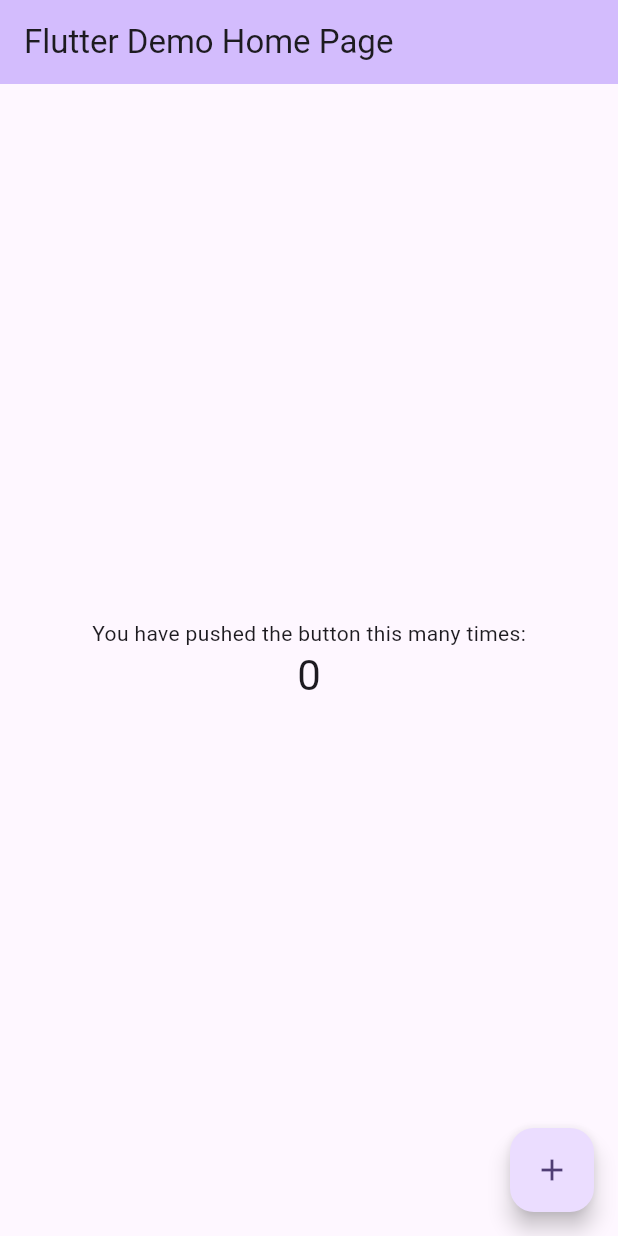
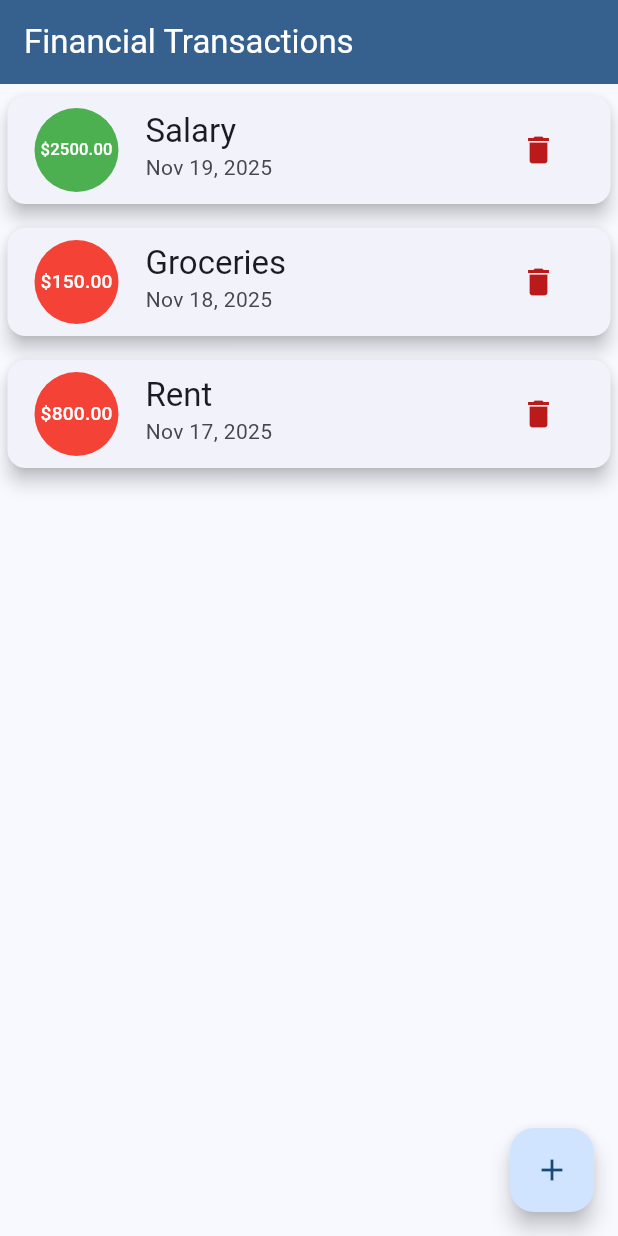
Before and after one commit to could-ai/019a9b8d-db42-7c68-9769-9b0beaaf2161, a Flutter app: the screen it shows after launch, on a phone screen of 412 x 824 dp. Run offline on Flutter 3.47's test engine with Material 3 defaults, Android fonts, the phone set to English and light mode, and no system bars.

Commit message:
I have updated the main.dart file to set up the root of our application. I've changed the title to 'Financial Transactions' and set the home screen to be the `TransactionListScreen`, which will be the main screen of our app. I also updated the theme to use a blue color scheme.; I've created a new file to define the data model for a transaction. The `Transaction` class includes properties for id, title, amount, date, and type. I also defined an enum `TransactionType` to distinguish between income and expense, which will help in organizing and processing the transactions.; This new screen will serve as the main view of the application, displaying a list of financial transactions. I've included some sample data to show how the list will look. The screen features a floating action button that will navigate to the `AddTransactionScreen` to add new entries. It also includes functionality to delete transactions.; I've created the `AddTransactionScreen` to allow users to input new financial transactions. This screen includes text fields for the title and amount, a date picker, and a dropdown to select the transaction type (income or expense). Upon saving, the new transaction is passed back to the previous screen. I've also added the `uuid` package to generate unique IDs for each transaction.; This new widget is designed to display a single transaction in our list. It shows the transaction's title, amount, and date in a formatted card. The color of the leading circle avatar indicates whether the transaction is an income (green) or an expense (red). It also includes a delete button to remove the transaction from the list. The `intl` package is used for date formatting.; I have updated the `pubspec.yaml` file to include the `intl` and `uuid` packages. The `intl` package is used for formatting dates, and `uuid` is used to generate unique identifiers for each transaction. These dependencies are essential for the new features in the app.

```diff
--- a/usr/lib/main.dart
+++ b/usr/lib/main.dart
@@ -1,4 +1,5 @@
 import 'package:flutter/material.dart';
+import 'screens/transaction_list_screen.dart';
 
 void main() {
   runApp(const MyApp());
@@ -7,114 +8,16 @@ void main() {
 class MyApp extends StatelessWidget {
   const MyApp({super.key});
 
-  // This widget is the root of your application.
   @override
   Widget build(BuildContext context) {
     return MaterialApp(
-      title: 'Flutter Demo',
+      title: 'Financial Transactions',
       debugShowCheckedModeBanner: false,
       theme: ThemeData(
-        // This is the theme of your application.
-        //
-        // TRY THIS: Try running your application with "flutter run". You'll see
-        // the application has a purple toolbar. Then, without quitting the app,
-        // try changing the seedColor in the colorScheme below to Colors.green
-        // and then invoke "hot reload" (save your changes or press the "hot
-        // reload" button in a Flutter-supported IDE, or press "r" if you used
-        // the command line to start the app).
-        //
-        // Notice that the counter didn't reset back to zero; the application
-        // state is not lost during the reload. To reset the state, use hot
-        // restart instead.
-        //
-        // This works for code too, not just values: Most code changes can be
-        // tested with just a hot reload.
-        colorScheme: ColorScheme.fromSeed(seedColor: Colors.deepPurple),
+        colorScheme: ColorScheme.fromSeed(seedColor: Colors.blue),
+        useMaterial3: true,
       ),
-      home: const MyHomePage(title: 'Flutter Demo Home Page'),
+      home: const TransactionListScreen(),
     );
   }
 }
-
-class MyHomePage extends StatefulWidget {
-  const MyHomePage({super.key, required this.title});
-
-  // This widget is the home page of your application. It is stateful, meaning
-  // that it has a State object (defined below) that contains fields that affect
-  // how it looks.
-
-  // This class is the configuration for the state. It holds the values (in this
-  // case the title) provided by the parent (in this case the App widget) and
-  // used by the build method of the State. Fields in a Widget subclass are
-  // always marked "final".
-
-  final String title;
-
-  @override
-  State<MyHomePage> createState() => _MyHomePageState();
-}
-
-class _MyHomePageState extends State<MyHomePage> {
-  int _counter = 0;
-
-  void _incrementCounter() {
-    setState(() {
-      // This call to setState tells the Flutter framework that something has
-      // changed in this State, which causes it to rerun the build method below
-      // so that the display can reflect the updated values. If we changed
-      // _counter without calling setState(), then the build method would not be
-      // called again, and so nothing would appear to happen.
-      _counter++;
-    });
-  }
-
-  @override
-  Widget build(BuildContext context) {
-    // This method is rerun every time setState is called, for instance as done
-    // by the _incrementCounter method above.
-    //
-    // The Flutter framework has been optimized to make rerunning build methods
-    // fast, so that you can just rebuild anything that needs updating rather
-    // than having to individually change instances of widgets.
-    return Scaffold(
-      appBar: AppBar(
-        // TRY THIS: Try changing the color here to a specific color (to
-        // Colors.amber, perhaps?) and trigger a hot reload to see the AppBar
-        // change color while the other colors stay the same.
-        backgroundColor: Theme.of(context).colorScheme.inversePrimary,
-        // Here we take the value from the MyHomePage object that was created by
-        // the App.build method, and use it to set our appbar title.
-        title: Text(widget.title),
-      ),
-      body: Center(
-        // Center is a layout widget. It takes a single child and positions it
-        // in the middle of the parent.
-        child: Column(
-          // Column is also a layout widget. It takes a list of children and
-          // arranges them vertically. By default, it sizes itself to fit its
-          // children horizontally, and tries to be as tall as its parent.
-          //
-          // Column has various properties to control how it sizes itself and
-          // how it positions its children. Here we use mainAxisAlignment to
-          // center the children vertically; the main axis here is the vertical
-          // axis because Columns are vertical (the cross axis would be
-          // horizontal).
-          //
-          // TRY THIS: Invoke "debug painting" (choose the "Toggle Debug Paint"
-          // action in the IDE, or press "p" in the console), to see the
-          // wireframe for each widget.
-          mainAxisAlignment: MainAxisAlignment.center,
-          children: <Widget>[
-            const Text('You have pushed the button this many times:'),
-            Text('$_counter', style: Theme.of(context).textTheme.headlineMedium),
-          ],
-        ),
-      ),
-      floatingActionButton: FloatingActionButton(
-        onPressed: _incrementCounter,
-        tooltip: 'Increment',
-        child: const Icon(Icons.add),
-      ), // This trailing comma makes auto-formatting nicer for build methods.
-    );
-  }
-}
--- /dev/null
+++ b/usr/lib/models/transaction.dart
@@ -0,0 +1,22 @@
+import 'package:flutter/material.dart';
+
+enum TransactionType {
+  income,
+  expense,
+}
+
+class Transaction {
+  final String id;
+  final String title;
+  final double amount;
+  final DateTime date;
+  final TransactionType type;
+
+  Transaction({
+    required this.id,
+    required this.title,
+    required this.amount,
+    required this.date,
+    required this.type,
+  });
+}
--- /dev/null
+++ b/usr/lib/screens/transaction_list_screen.dart
@@ -0,0 +1,65 @@
+import 'package:flutter/material.dart';
+import '../models/transaction.dart';
+import '../screens/add_transaction_screen.dart';
+import '../widgets/transaction_item.dart';
+
+class TransactionListScreen extends StatefulWidget {
+  const TransactionListScreen({super.key});
+
+  @override
+  State<TransactionListScreen> createState() => _TransactionListScreenState();
+}
+
+class _TransactionListScreenState extends State<TransactionListScreen> {
+  final List<Transaction> _transactions = [
+    Transaction(id: 't1', title: 'Salary', amount: 2500, date: DateTime.now(), type: TransactionType.income),
+    Transaction(id: 't2', title: 'Groceries', amount: 150, date: DateTime.now().subtract(const Duration(days: 1)), type: TransactionType.expense),
+    Transaction(id: 't3', title: 'Rent', amount: 800, date: DateTime.now().subtract(const Duration(days: 2)), type: TransactionType.expense),
+  ];
+
+  void _addTransaction(Transaction transaction) {
+    setState(() {
+      _transactions.add(transaction);
+    });
+  }
+
+  void _deleteTransaction(String id) {
+    setState(() {
+      _transactions.removeWhere((tx) => tx.id == id);
+    });
+  }
+
+  @override
+  Widget build(BuildContext context) {
+    return Scaffold(
+      appBar: AppBar(
+        title: const Text('Financial Transactions'),
+        backgroundColor: Theme.of(context).colorScheme.primary,
+        foregroundColor: Theme.of(context).colorScheme.onPrimary,
+      ),
+      body: _transactions.isEmpty
+          ? const Center(child: Text('No transactions added yet.'))
+          : ListView.builder(
+              itemCount: _transactions.length,
+              itemBuilder: (ctx, index) {
+                return TransactionItem(
+                  transaction: _transactions[index],
+                  deleteTransaction: _deleteTransaction,
+                );
+              },
+            ),
+      floatingActionButton: FloatingActionButton(
+        onPressed: () async {
+          final newTransaction = await Navigator.push<Transaction>(
+            context,
+            MaterialPageRoute(builder: (context) => const AddTransactionScreen()),
+          );
+          if (newTransaction != null) {
+            _addTransaction(newTransaction);
+          }
+        },
+        child: const Icon(Icons.add),
+      ),
+    );
+  }
+}
--- /dev/null
+++ b/usr/lib/widgets/transaction_item.dart
@@ -0,0 +1,51 @@
+import 'package:flutter/material.dart';
+import 'package:intl/intl.dart';
+import '../models/transaction.dart';
+
+class TransactionItem extends StatelessWidget {
+  final Transaction transaction;
+  final Function(String) deleteTransaction;
+
+  const TransactionItem({
+    super.key,
+    required this.transaction,
+    required this.deleteTransaction,
+  });
+
+  @override
+  Widget build(BuildContext context) {
+    return Card(
+      margin: const EdgeInsets.symmetric(vertical: 8, horizontal: 5),
+      elevation: 5,
+      child: ListTile(
+        leading: CircleAvatar(
+          radius: 30,
+          backgroundColor: transaction.type == TransactionType.income
+              ? Colors.green
+              : Colors.red,
+          child: Padding(
+            padding: const EdgeInsets.all(6),
+            child: FittedBox(
+              child: Text(
+                '\$${transaction.amount.toStringAsFixed(2)}',
+                style: const TextStyle(color: Colors.white),
+              ),
+            ),
+          ),
+        ),
+        title: Text(
+          transaction.title,
+          style: Theme.of(context).textTheme.titleLarge,
+        ),
+        subtitle: Text(
+          DateFormat.yMMMd().format(transaction.date),
+        ),
+        trailing: IconButton(
+          icon: const Icon(Icons.delete),
+          color: Theme.of(context).colorScheme.error,
+          onPressed: () => deleteTransaction(transaction.id),
+        ),
+      ),
+    );
+  }
+}
```
Also changed, not shown: usr/lib/screens/add_transaction_screen.dart (added, +121 -0 lines), usr/pubspec.yaml (+3 -70 lines).
